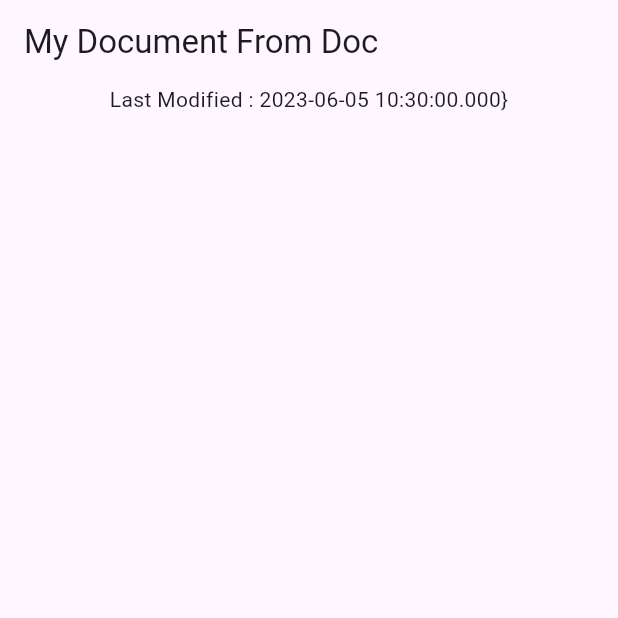
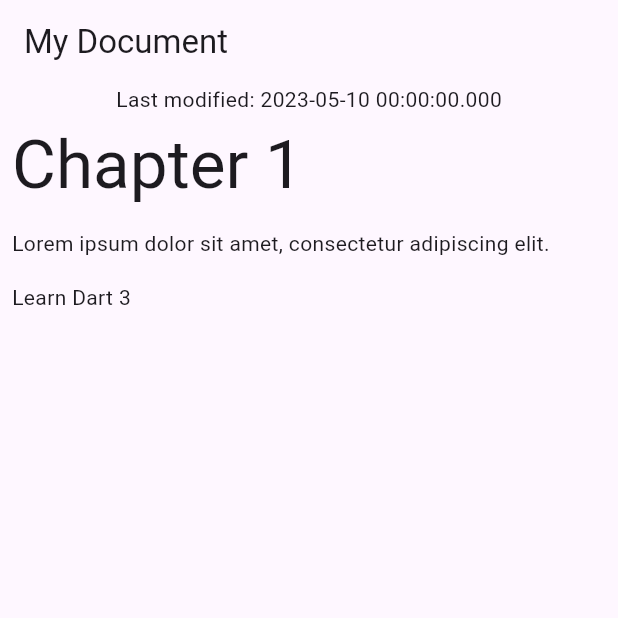
Before and after one commit to ishworpanta10/flutter_record_pattern, a Flutter app: the screen it shows after launch, on a phone screen of 412 x 824 dp, the top half of it. Run offline on Flutter 3.47's test engine with Material 2 defaults, Android fonts, the phone set to English and light mode, and no system bars.

Commit message:
consumed all json and render in widgets

```diff
--- a/lib/data/data.dart
+++ b/lib/data/data.dart
@@ -4,11 +4,60 @@ class Document {
   final Map<String, Object?> _json;
   Document() : _json = jsonDecode(documentJson);
 
+//   (String, {DateTime modified}) get metadata {
+//     const title = 'My Document From Doc';
+//     final now = DateTime.now();
+//
+//     return (title, modified: now);
+//   }
+
+  // (String, {DateTime modified}) get metadata {
+  //   if (_json.containsKey('metadata')) {
+  //     // Modify from here...
+  //     final metadataJson = _json['metadata'];
+  //     if (metadataJson is Map) {
+  //       final title = metadataJson['title'] as String;
+  //       final localModified = DateTime.parse(metadataJson['modified'] as String);
+  //       return (title, modified: localModified);
+  //     }
+  //   }
+  //   throw const FormatException('Unexpected JSON'); // to here.
+  // }
+
   (String, {DateTime modified}) get metadata {
-    const title = 'My Document From Doc';
-    final now = DateTime.now();
+    if (_json // Modify from here...
+        case {
+          'metadata': {
+            'title': String title,
+            'modified': String localModified,
+          }
+        }) {
+      return (title, modified: DateTime.parse(localModified));
+    } else {
+      throw const FormatException('Unexpected JSON');
+    }
+  }
 
-    return (title, modified: now);
+  List<Block> getBlocks() {
+    if (_json case {'blocks': List blocksJson}) {
+      return [for (final blockJson in blocksJson) Block.fromJson(blockJson)];
+    } else {
+      throw const FormatException('Unexpected JSON format');
+    }
+  }
+}
+
+class Block {
+  final String type;
+  final String text;
+  Block(this.type, this.text);
+
+  factory Block.fromJson(Map<String, dynamic> json) {
+    if (json case {'type': final type, 'text': final text}) {
+      return Block(type, text);
+    } else {
+      throw const FormatException('Unexpected JSON format');
+    }
   }
 }
 
--- a/lib/screens/document_screen.dart
+++ b/lib/screens/document_screen.dart
@@ -1,6 +1,7 @@
 import 'package:flutter/material.dart';
 
 import '../data/data.dart';
+import '../widgets/widgets.dart';
 
 class DocumentScreen extends StatelessWidget {
   final Document document;
@@ -17,15 +18,21 @@ class DocumentScreen extends StatelessWidget {
     final (title, :modified) = document.metadata;
     //variable pattern :modified is shorthand for modified: modified
     //if you want a new local variable of a different name, you can write modified: localModified instead.
-
+    final blocks = document.getBlocks();
     return Scaffold(
       appBar: AppBar(
         title: Text(title),
       ),
       body: Column(
         children: [
-          Center(
-            child: Text('Last Modified : $modified}'),
+          Text('Last modified: $modified'), // Modify from here
+          Expanded(
+            child: ListView.builder(
+              itemCount: blocks.length,
+              itemBuilder: (context, index) {
+                return BlockWidget(block: blocks[index]);
+              },
+            ),
           ),
         ],
       ),
--- /dev/null
+++ b/lib/widgets/widgets.dart
@@ -0,0 +1,32 @@
+import 'package:flutter/material.dart';
+
+import '../data/data.dart';
+
+class BlockWidget extends StatelessWidget {
+  final Block block;
+
+  const BlockWidget({
+    required this.block,
+    super.key,
+  });
+
+  @override
+  Widget build(BuildContext context) {
+    TextStyle? textStyle;
+    textStyle = switch (block.type) {
+      'h1' => Theme.of(context).textTheme.displayMedium,
+      'p' || 'checkbox' => Theme.of(context).textTheme.bodyMedium,
+      _ =>
+        //case is a wildcard pattern, _. Wildcards in switch cases match everything else
+        Theme.of(context).textTheme.bodySmall
+    };
+
+    return Container(
+      margin: const EdgeInsets.all(8),
+      child: Text(
+        block.text,
+        style: textStyle,
+      ),
+    );
+  }
+}
```
